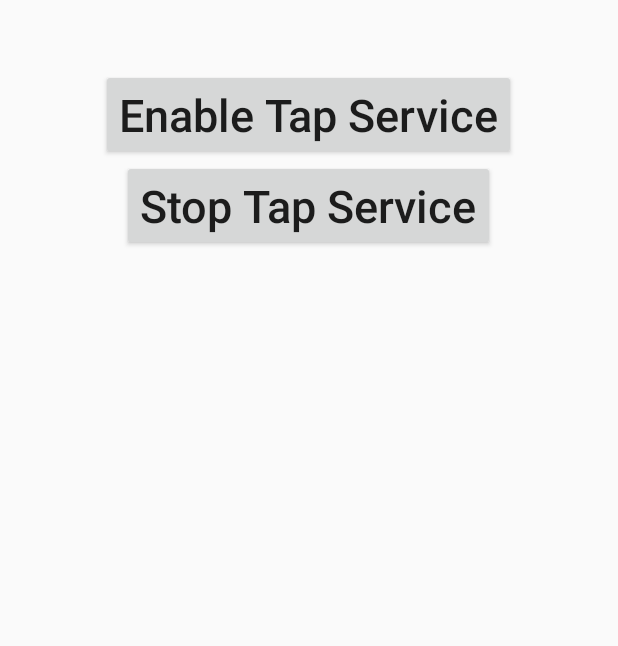
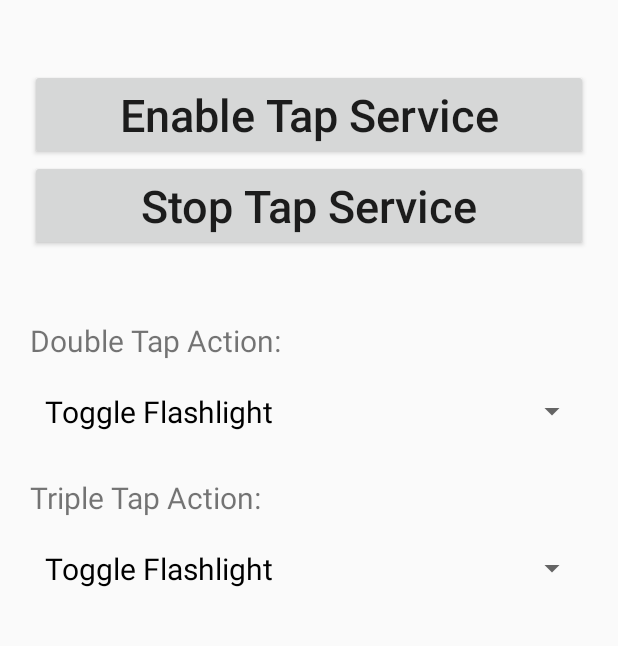
Before and after one commit to vinodhn/BackTap, an Android app: the screen it shows after launch (MainActivity), on a phone screen of 412 x 824 dp, the part 445-1091 px from its top. Run offline under Robolectric (Android 15) with nearby library versions, the phone set to English and light mode, and no system bars.

Commit message:
Added action ID system

```diff
--- a/app/src/main/java/com/vinodhn/android/backtap/MainActivity.java
+++ b/app/src/main/java/com/vinodhn/android/backtap/MainActivity.java
@@ -2,17 +2,27 @@ package com.vinodhn.android.backtap;
 
 import androidx.appcompat.app.AppCompatActivity;
 
+import android.content.Context;
 import android.content.Intent;
+import android.content.SharedPreferences;
 import android.hardware.Sensor;
 import android.hardware.SensorManager;
 import android.os.Bundle;
+import android.util.Log;
 import android.view.View;
+import android.widget.AdapterView;
+import android.widget.ArrayAdapter;
+import android.widget.Spinner;
 import android.widget.TextView;
 import android.widget.Toast;
 
-public class MainActivity extends AppCompatActivity {
+public class MainActivity extends AppCompatActivity implements AdapterView.OnItemSelectedListener {
 
     public static SensorManager mSensorManager;
+    public static Spinner mDoubleTapActionSpinner, mTripleTapActionSpinner;
+    public static SharedPreferences mSharedPreferences;
+
+    private final String TAG = "BackTap.MainActivity";
 
     @Override
     protected void onCreate(Bundle savedInstanceState) {
@@ -20,6 +30,23 @@ public class MainActivity extends AppCompatActivity {
         setContentView(R.layout.activity_main);
 
         mSensorManager = (SensorManager) getSystemService(SENSOR_SERVICE);
+
+        mDoubleTapActionSpinner = findViewById(R.id.DoubleTapActionSpinner);
+        mTripleTapActionSpinner = findViewById(R.id.TripleTapActionSpinner);
+
+        ArrayAdapter<CharSequence> mDoubleTapActionAdapter = ArrayAdapter.createFromResource(this, R.array.actions_array, R.layout.spinner_item);
+        ArrayAdapter<CharSequence> mTripleTapActionAdapter = ArrayAdapter.createFromResource(this, R.array.actions_array, R.layout.spinner_item);
+
+        mDoubleTapActionAdapter.setDropDownViewResource(R.layout.spinner_item);
+        mTripleTapActionAdapter.setDropDownViewResource(R.layout.spinner_item);
+
+        mDoubleTapActionSpinner.setAdapter(mDoubleTapActionAdapter);
+        mTripleTapActionSpinner.setAdapter(mTripleTapActionAdapter);
+
+        mDoubleTapActionSpinner.setOnItemSelectedListener(this);
+        mTripleTapActionSpinner.setOnItemSelectedListener(this);
+
+        mSharedPreferences = getSharedPreferences("com.vinodhn.android.backtap", Context.MODE_PRIVATE);
 
     }
 
@@ -37,4 +64,23 @@ public class MainActivity extends AppCompatActivity {
         Intent serviceIntent = new Intent(this, TapListenerService.class);
         stopService(serviceIntent);
     }
+
+    @Override
+    public void onItemSelected(AdapterView<?> adapterView, View view, int i, long l) {
+        SharedPreferences.Editor mEditor = mSharedPreferences.edit();
+        switch(adapterView.getId()){
+            case R.id.DoubleTapActionSpinner:
+                mEditor.putInt(getString(R.string.double_tap_action_id), i);
+                break;
+            case R.id.TripleTapActionSpinner:
+                mEditor.putInt(getString(R.string.triple_tap_action_id), i);
+                break;
+        }
+        mEditor.commit();
+    }
+
+    @Override
+    public void onNothingSelected(AdapterView<?> adapterView) {
+        Toast.makeText(getApplicationContext(), "Please select a new option.", Toast.LENGTH_SHORT).show();
+    }
 }
--- a/app/src/main/res/layout/activity_main.xml
+++ b/app/src/main/res/layout/activity_main.xml
@@ -30,20 +30,24 @@
 
     <Button
         android:id="@+id/start"
-        android:layout_width="wrap_content"
+        android:layout_width="match_parent"
         android:layout_height="wrap_content"
         android:text="Enable Tap Service"
         android:textSize="30dp"
         android:textAllCaps="false"
         android:layout_centerHorizontal="true"
         android:layout_marginTop="46dp"
+        android:layout_marginLeft="20dp"
+        android:layout_marginRight="20dp"
         android:layout_below="@id/welcomeText"
         android:onClick="run"/>
 
     <Button
         android:id="@+id/stop"
-        android:layout_width="wrap_content"
+        android:layout_width="match_parent"
         android:layout_height="wrap_content"
+        android:layout_marginLeft="20dp"
+        android:layout_marginRight="20dp"
         android:text="Stop Tap Service"
         android:textSize="30dp"
         android:textAllCaps="false"
@@ -51,4 +55,46 @@
         android:layout_below="@+id/start"
         android:onClick="stop"/>
 
+    <TextView
+        android:id="@+id/labelDoubleTapAction"
+        android:layout_width="match_parent"
+        android:layout_height="wrap_content"
+        android:text="Double Tap Action:"
+        android:textSize="20dp"
+        android:layout_below="@+id/stop"
+        android:layout_marginTop="46dp"
+        android:layout_marginLeft="20dp"
+        android:layout_marginRight="20dp"/>
+
+    <Spinner
+        android:layout_width="match_parent"
+        android:layout_height="wrap_content"
+        android:id="@+id/DoubleTapActionSpinner"
+        android:layout_below="@+id/labelDoubleTapAction"
+        android:layout_marginTop="10dp"
+        android:layout_marginLeft="20dp"
+        android:layout_marginRight="20dp"
+        android:layout_centerHorizontal="true"/>
+
+    <TextView
+        android:id="@+id/labelTripleTapAction"
+        android:layout_width="match_parent"
+        android:layout_height="wrap_content"
+        android:text="Triple Tap Action:"
+        android:textSize="20dp"
+        android:layout_below="@+id/DoubleTapActionSpinner"
+        android:layout_marginTop="20dp"
+        android:layout_marginLeft="20dp"
+        android:layout_marginRight="20dp"/>
+
+    <Spinner
+        android:layout_width="match_parent"
+        android:layout_height="wrap_content"
+        android:id="@+id/TripleTapActionSpinner"
+        android:layout_below="@+id/labelTripleTapAction"
+        android:layout_marginTop="10dp"
+        android:layout_marginLeft="20dp"
+        android:layout_marginRight="20dp"
+        android:layout_centerHorizontal="true"/>
+
 </RelativeLayout>
--- /dev/null
+++ b/app/src/main/res/layout/spinner_item.xml
@@ -0,0 +1,10 @@
+<?xml version="1.0" encoding="utf-8"?>
+<TextView
+    xmlns:android="http://schemas.android.com/apk/res/android"
+    android:layout_width="match_parent"
+    android:layout_height="wrap_content"
+    android:textSize="20dp"
+    android:gravity="left"
+    android:textColor="#000000"
+    android:padding="10dp"
+    />
--- /dev/null
+++ b/app/src/main/res/values/arrays.xml
@@ -0,0 +1,7 @@
+<?xml version="1.0" encoding="utf-8"?>
+<resources>
+    <string-array name="actions_array">
+        <item>Toggle Flashlight</item>
+        <item>Take Screenshot</item>
+    </string-array>
+</resources>
--- a/app/src/main/res/values/strings.xml
+++ b/app/src/main/res/values/strings.xml
@@ -1,3 +1,5 @@
 <resources>
     <string name="app_name">BackTap</string>
+    <string name="double_tap_action_id">mDoubleTapActionId</string>
+    <string name="triple_tap_action_id">mTripleTapActionId</string>
 </resources>
```
Also changed, not shown: app/src/main/java/com/vinodhn/android/backtap/Actions.java (+51 -1 lines), app/src/main/java/com/vinodhn/android/backtap/TapListenerService.java (+33 -26 lines), app/src/main/res/drawable-anydpi/ic_tap.xml (added, +15 -0 lines), app/src/main/res/drawable-hdpi/ic_tap.png (added), app/src/main/res/drawable-mdpi/ic_tap.png (added), app/src/main/res/drawable-xhdpi/ic_tap.png (added), app/src/main/res/drawable-xxhdpi/ic_tap.png (added).
